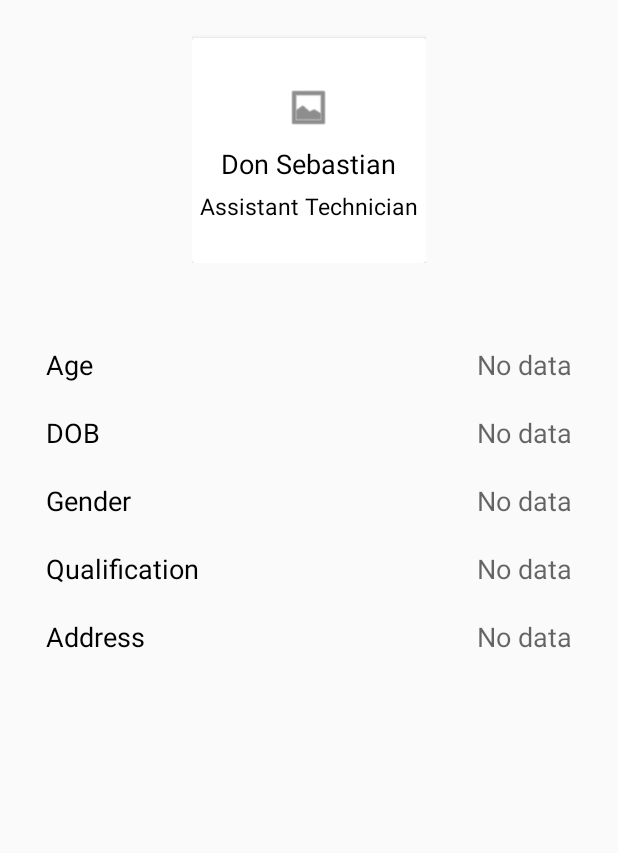
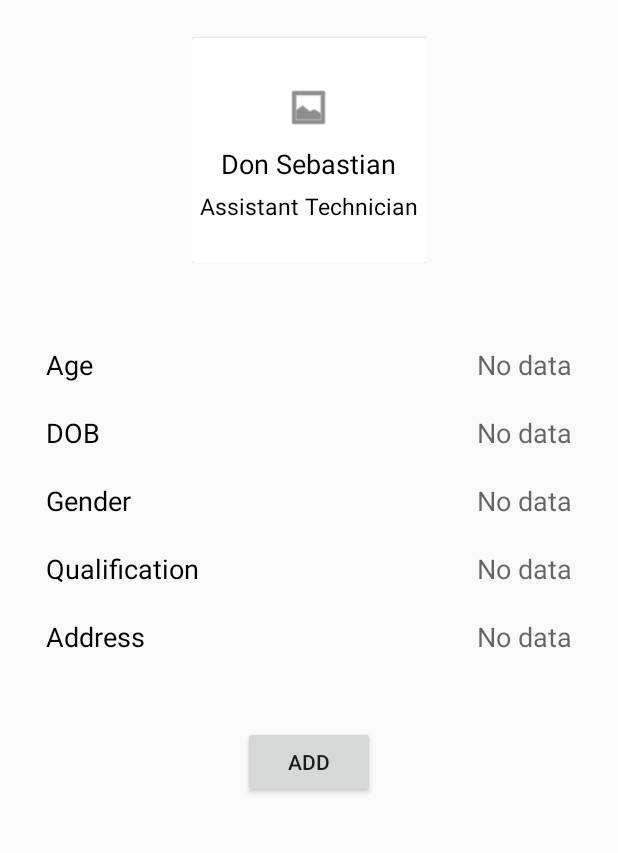
Before and after one commit to ArunAjayan008/HRFUO, an Android app: the ProfileViewActivity screen opened directly, with no data from a screen before it, on a phone screen of 412 x 824 dp, the part 84-937 px from its top. Run offline under Robolectric (Android 15) with nearby library versions, the phone set to English and light mode, and no system bars; our stand-ins replace Room's generated code.

Commit message:
Version 1.0

```diff
--- a/app/src/main/java/com/polymorfuz/hrfuo/Activity/ProfileViewActivity.java
+++ b/app/src/main/java/com/polymorfuz/hrfuo/Activity/ProfileViewActivity.java
@@ -7,6 +7,8 @@ import androidx.lifecycle.ViewModelProvider;
 
 import android.database.Observable;
 import android.os.Bundle;
+import android.view.View;
+import android.widget.Button;
 import android.widget.TextView;
 import android.widget.Toast;
 
@@ -25,17 +27,24 @@ import retrofit2.Retrofit;
 import retrofit2.converter.gson.GsonConverterFactory;
 
 public class ProfileViewActivity extends AppCompatActivity {
-TextView nametxt,agetxt,gendertxt,qualtxt;
-ProfileViewModel viewModel;
+    TextView nametxt, agetxt, gendertxt, qualtxt;
+    ProfileViewModel viewModel;
+    Button add;
+
     @Override
     protected void onCreate(Bundle savedInstanceState) {
         super.onCreate(savedInstanceState);
         setContentView(R.layout.activity_profile_view);
-        nametxt=findViewById(R.id.profilename_pva_txt);
-        agetxt=findViewById(R.id.age_pva_txt);
-        gendertxt=findViewById(R.id.gender_pva_txt);
-        qualtxt=findViewById(R.id.qual_pva_txt);
-        viewModel=new ViewModelProvider(this).get(ProfileViewModel.class);
+        nametxt = findViewById(R.id.profilename_pva_txt);
+        agetxt = findViewById(R.id.age_pva_txt);
+        gendertxt = findViewById(R.id.gender_pva_txt);
+        qualtxt = findViewById(R.id.qual_pva_txt);
+        add = findViewById(R.id.add);
+        add.setOnClickListener(v -> {
+            ProfileDB db = new ProfileDB("Soman", "15", "Male", "Mtech","Assistant Technician",13-05-1997,"Soman Nivas Uganda");
+            viewModel.insert(db);
+        });
+        viewModel = new ViewModelProvider(this).get(ProfileViewModel.class);
         viewModel.getprofiledata().observe(this, new Observer<List<ProfileDB>>() {
             @Override
             public void onChanged(List<ProfileDB> profileDBS) {
@@ -45,12 +54,14 @@ ProfileViewModel viewModel;
 //        fetchData();
     }
 
-    private void setData(List<ProfileDB> db){
-        ProfileDB data=db.get(0);
-        nametxt.setText(data.getEmpname());
-        agetxt.setText(data.getAge());
-        gendertxt.setText(data.getGender());
-        qualtxt.setText(data.getQualification());
+    private void setData(List<ProfileDB> db) {
+        if (db.size() > 0) {
+            ProfileDB data = db.get(0);
+            nametxt.setText(data.getEmpname());
+            agetxt.setText(data.getAge());
+            gendertxt.setText(data.getGender());
+            qualtxt.setText(data.getQualification());
+        }
     }
 
     private void fetchData() {
--- a/app/src/main/res/layout/activity_profile_view.xml
+++ b/app/src/main/res/layout/activity_profile_view.xml
@@ -62,6 +62,7 @@
     </LinearLayout>
 
     <androidx.constraintlayout.widget.ConstraintLayout
+        android:id="@+id/constraintLayout2"
         android:layout_width="0dp"
         android:layout_height="wrap_content"
         android:layout_marginStart="25dp"
@@ -84,15 +85,15 @@
                 android:id="@+id/tableRow"
                 android:layout_width="match_parent"
                 android:layout_height="wrap_content"
-                android:weightSum="2"
-                android:paddingBottom="10dp">
+                android:paddingBottom="10dp"
+                android:weightSum="2">
 
                 <TextView
                     android:layout_width="0dp"
                     android:layout_height="wrap_content"
+                    android:layout_weight="1"
                     android:padding="5dp"
                     android:text="@string/age_pva"
-                    android:layout_weight="1"
                     android:textAppearance="?android:attr/textAppearanceMedium"
                     android:textColor="@android:color/black" />
 
@@ -100,9 +101,9 @@
                 <TextView
                     android:id="@+id/age_pva_txt"
                     android:layout_width="0dp"
+                    android:layout_height="wrap_content"
                     android:layout_weight="1"
                     android:gravity="end"
-                    android:layout_height="wrap_content"
                     android:hint="@string/no_data"
                     android:padding="5dp"
                     android:textAppearance="?android:attr/textAppearanceMedium" />
@@ -112,14 +113,14 @@
             <TableRow
                 android:layout_width="match_parent"
                 android:layout_height="wrap_content"
-                android:weightSum="2"
-                android:paddingBottom="10dp">
+                android:paddingBottom="10dp"
+                android:weightSum="2">
 
                 <TextView
                     android:layout_width="0dp"
                     android:layout_height="wrap_content"
+                    android:layout_weight="1"
                     android:padding="5dp"
-                    android:layout_weight="1"
                     android:text="@string/dob_pva"
                     android:textAppearance="?android:attr/textAppearanceMedium"
                     android:textColor="@android:color/black" />
@@ -140,14 +141,14 @@
             <TableRow
                 android:layout_width="match_parent"
                 android:layout_height="wrap_content"
-                android:weightSum="2"
-                android:paddingBottom="10dp">
+                android:paddingBottom="10dp"
+                android:weightSum="2">
 
                 <TextView
                     android:layout_width="0dp"
                     android:layout_height="wrap_content"
+                    android:layout_weight="1"
                     android:padding="5dp"
-                    android:layout_weight="1"
                     android:text="@string/gender_pva"
                     android:textAppearance="?android:attr/textAppearanceMedium"
                     android:textColor="@android:color/black" />
@@ -157,9 +158,9 @@
                     android:id="@+id/gender_pva_txt"
                     android:layout_width="0dp"
                     android:layout_height="wrap_content"
+                    android:layout_weight="1"
+                    android:gravity="end"
                     android:hint="@string/no_data"
-                    android:gravity="end"
-                    android:layout_weight="1"
                     android:padding="5dp"
                     android:textAppearance="?android:attr/textAppearanceMedium" />
 
@@ -168,15 +169,15 @@
             <TableRow
                 android:layout_width="match_parent"
                 android:layout_height="wrap_content"
-                android:weightSum="2"
-                android:paddingBottom="10dp">
+                android:paddingBottom="10dp"
+                android:weightSum="2">
 
                 <TextView
                     android:layout_width="0dp"
                     android:layout_height="wrap_content"
+                    android:layout_weight="1"
                     android:padding="5dp"
                     android:text="@string/qualification_pva"
-                    android:layout_weight="1"
                     android:textAppearance="?android:attr/textAppearanceMedium"
                     android:textColor="@android:color/black" />
 
@@ -185,9 +186,9 @@
                     android:id="@+id/qual_pva_txt"
                     android:layout_width="0dp"
                     android:layout_height="wrap_content"
+                    android:layout_weight="1"
+                    android:gravity="end"
                     android:hint="@string/no_data"
-                    android:gravity="end"
-                    android:layout_weight="1"
                     android:padding="5dp"
                     android:textAppearance="?android:attr/textAppearanceMedium" />
 
@@ -196,15 +197,15 @@
             <TableRow
                 android:layout_width="match_parent"
                 android:layout_height="wrap_content"
-                android:weightSum="2"
-                android:paddingBottom="10dp">
+                android:paddingBottom="10dp"
+                android:weightSum="2">
 
                 <TextView
                     android:layout_width="0dp"
                     android:layout_height="wrap_content"
+                    android:layout_weight="1"
                     android:padding="5dp"
                     android:text="@string/address_pva"
-                    android:layout_weight="1"
                     android:textAppearance="?android:attr/textAppearanceMedium"
                     android:textColor="@android:color/black" />
 
@@ -213,13 +214,23 @@
                     android:id="@+id/addr_pva_txt"
                     android:layout_width="0dp"
                     android:layout_height="wrap_content"
+                    android:layout_weight="1"
+                    android:gravity="end"
                     android:hint="@string/no_data"
-                    android:gravity="end"
-                    android:layout_weight="1"
                     android:padding="5dp"
                     android:textAppearance="?android:attr/textAppearanceMedium" />
 
             </TableRow>
         </TableLayout>
     </androidx.constraintlayout.widget.ConstraintLayout>
+
+    <Button
+        android:id="@+id/add"
+        android:layout_width="wrap_content"
+        android:layout_height="wrap_content"
+        android:layout_marginTop="32dp"
+        android:text="Add"
+        app:layout_constraintEnd_toEndOf="parent"
+        app:layout_constraintStart_toStartOf="parent"
+        app:layout_constraintTop_toBottomOf="@+id/constraintLayout2" />
 </androidx.constraintlayout.widget.ConstraintLayout>
```
Also changed, not shown: app/src/main/java/com/polymorfuz/hrfuo/Room/ProfileDB.java (+41 -0 lines), app/src/main/java/com/polymorfuz/hrfuo/SharedPrefManager.java (added, +25 -0 lines). Lines whose indentation alone changed are shown as unchanged.
